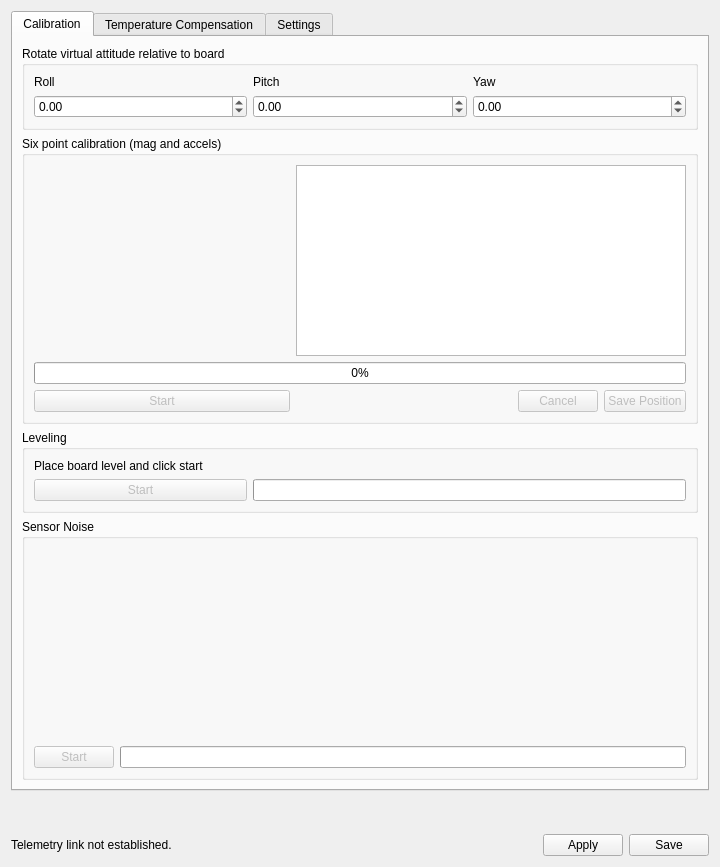
TauLabs/TauLabs, file ground/gcs/src/plugins/config/attitude.ui: the form before one commit.
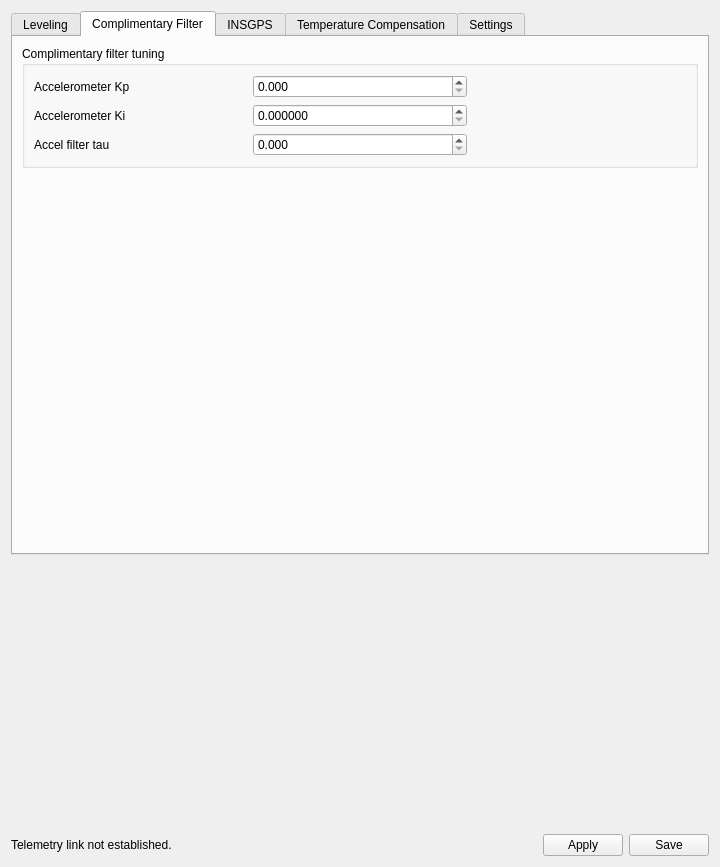
The form after the commit. The open tabs and pages were chosen to show the change. Icons and pictures are not drawn. Custom widgets are drawn as their Qt base class.

Commit message: GCS Temp cal: Fix UI so it works for CopterControl or Freedom

Diff of the .ui file:
```diff
--- a/ground/gcs/src/plugins/config/attitude.ui
+++ b/ground/gcs/src/plugins/config/attitude.ui
@@ -21,9 +21,9 @@
      </property>
      <widget class="QWidget" name="tab_2">
       <attribute name="title">
-       <string>Calibration</string>
+       <string>Leveling</string>
       </attribute>
-      <layout class="QVBoxLayout" name="verticalLayout_7" stretch="0,0,0,0">
+      <layout class="QVBoxLayout" name="verticalLayout_7" stretch="0,0,0">
        <item>
         <widget class="QGroupBox" name="groupBox">
          <property name="title">
@@ -230,7 +230,19 @@
             </property>
            </widget>
           </item>
-          <item row="2" column="1" colspan="2">
+          <item row="2" column="1">
+           <widget class="QCheckBox" name="zeroGyroBiasOnArming">
+            <property name="toolTip">
+             <string>If enabled, a fast recalibration of gyro zero point will be done
+whenever the frame is armed. Do not move the airframe while
+arming it in that case!</string>
+            </property>
+            <property name="text">
+             <string>Zero gyros while arming aircraft</string>
+            </property>
+           </widget>
+          </item>
+          <item row="1" column="0" colspan="2">
            <widget class="QProgressBar" name="accelBiasProgress">
             <property name="value">
              <number>0</number>
@@ -243,8 +255,141 @@
          </layout>
         </widget>
        </item>
+      </layout>
+     </widget>
+     <widget class="QWidget" name="tabComplimentary">
+      <attribute name="title">
+       <string>Complimentary Filter</string>
+      </attribute>
+      <layout class="QVBoxLayout" name="verticalLayout_3">
        <item>
         <widget class="QGroupBox" name="groupBox_3">
+         <property name="sizePolicy">
+          <sizepolicy hsizetype="Minimum" vsizetype="Preferred">
+           <horstretch>0</horstretch>
+           <verstretch>0</verstretch>
+          </sizepolicy>
+         </property>
+         <property name="title">
+          <string>Complimentary filter tuning</string>
+         </property>
+         <layout class="QGridLayout" name="gridLayout_5">
+          <item row="2" column="0">
+           <widget class="QLabel" name="label_6">
+            <property name="text">
+             <string>Accelerometer Ki</string>
+            </property>
+           </widget>
+          </item>
+          <item row="2" column="1">
+           <widget class="QDoubleSpinBox" name="AccelKi">
+            <property name="sizePolicy">
+             <sizepolicy hsizetype="Minimum" vsizetype="Fixed">
+              <horstretch>0</horstretch>
+              <verstretch>0</verstretch>
+             </sizepolicy>
+            </property>
+            <property name="decimals">
+             <number>6</number>
+            </property>
+            <property name="maximum">
+             <double>0.010000000000000</double>
+            </property>
+            <property name="singleStep">
+             <double>0.000001000000000</double>
+            </property>
+            <property name="objrelation" stdset="0">
+             <stringlist>
+              <string>objname:AttitudeSettings</string>
+              <string>fieldname:AccelKi</string>
+             </stringlist>
+            </property>
+           </widget>
+          </item>
+          <item row="1" column="1">
+           <widget class="QDoubleSpinBox" name="AccelKp">
+            <property name="sizePolicy">
+             <sizepolicy hsizetype="Minimum" vsizetype="Fixed">
+              <horstretch>0</horstretch>
+              <verstretch>0</verstretch>
+             </sizepolicy>
+            </property>
+            <property name="decimals">
+             <number>3</number>
+            </property>
+            <property name="maximum">
+             <double>0.200000000000000</double>
+            </property>
+            <property name="singleStep">
+             <double>0.001000000000000</double>
+            </property>
+            <property name="objrelation" stdset="0">
+             <stringlist>
+              <string>objname:AttitudeSettings</string>
+              <string>fieldname:AccelKp</string>
+             </stringlist>
+            </property>
+           </widget>
+          </item>
+          <item row="1" column="0">
+           <widget class="QLabel" name="label_5">
+            <property name="text">
+             <string>Accelerometer Kp</string>
+            </property>
+           </widget>
+          </item>
+          <item row="2" column="2">
+           <widget class="QLabel" name="horizontalSpacerLabel">
+            <property name="text">
+             <string/>
+            </property>
+           </widget>
+          </item>
+          <item row="3" column="0">
+           <widget class="QLabel" name="label_7">
+            <property name="text">
+             <string>Accel filter tau</string>
+            </property>
+           </widget>
+          </item>
+          <item row="3" column="1">
+           <widget class="QDoubleSpinBox" name="AccelTau">
+            <property name="decimals">
+             <number>3</number>
+            </property>
+            <property name="objrelation" stdset="0">
+             <stringlist>
+              <string>objname:AttitudeSettings</string>
+              <string>fieldname:AccelTau</string>
+             </stringlist>
+            </property>
+           </widget>
+          </item>
+         </layout>
+        </widget>
+       </item>
+       <item>
+        <spacer name="verticalSpacer_3">
+         <property name="orientation">
+          <enum>Qt::Vertical</enum>
+         </property>
+         <property name="sizeHint" stdset="0">
+          <size>
+           <width>20</width>
+           <height>369</height>
+          </size>
+         </property>
+        </spacer>
+       </item>
+      </layout>
+     </widget>
+     <widget class="QWidget" name="tabINS">
+      <attribute name="title">
+       <string>INSGPS</string>
+      </attribute>
+      <layout class="QVBoxLayout" name="verticalLayout_2">
+       <item>
+        <widget class="QGroupBox" name="groupBoxSensorNoise">
          <property name="title">
           <string>Sensor Noise</string>
          </property>
```
Left out of the diff: 51 changed lines with no effect on the pictures.
